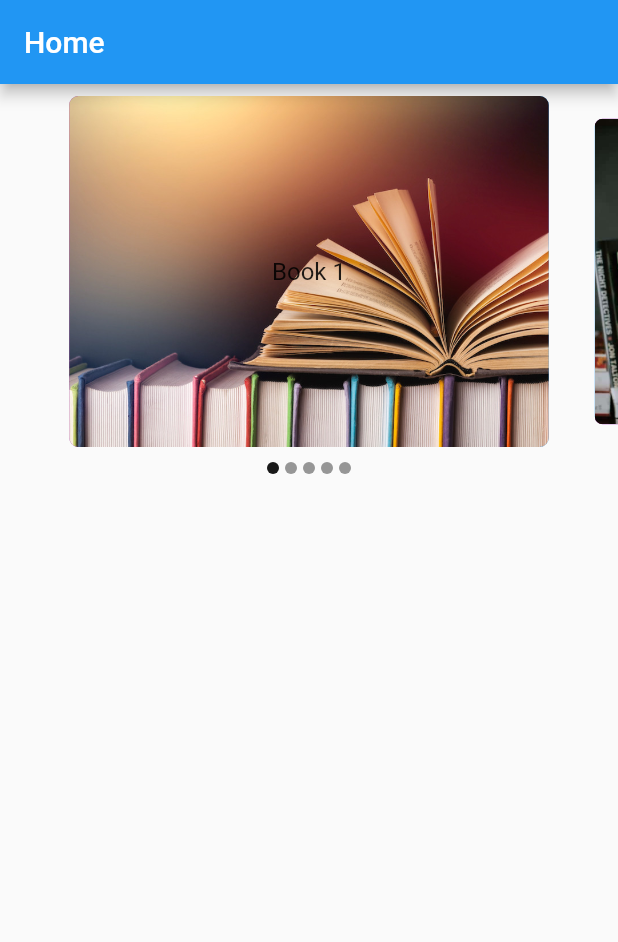
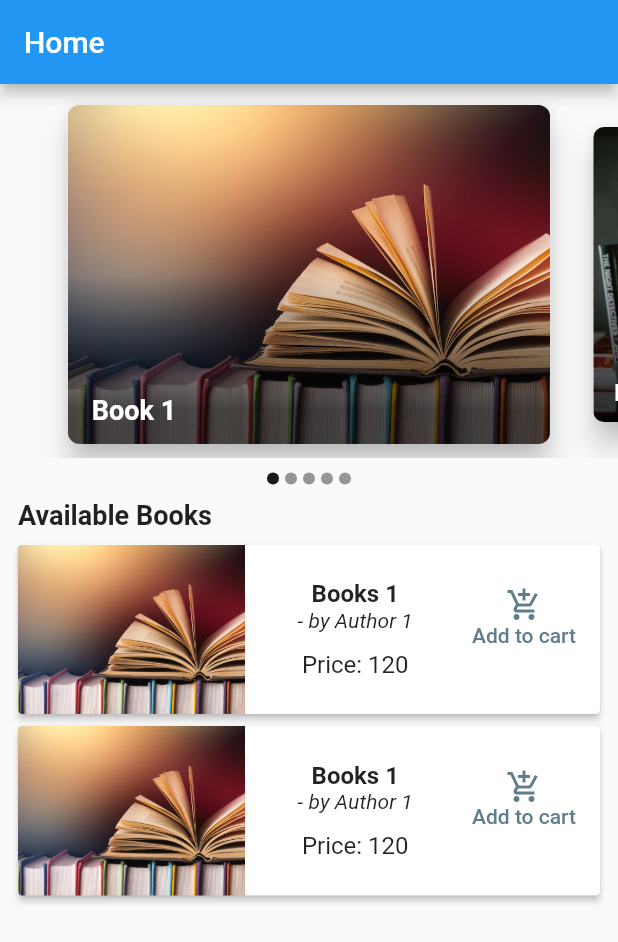
Before and after one commit to Nova-Corp/Book-Invent, a Flutter app: the screen it shows after launch, on a phone screen of 412 x 824 dp. Shown: the top 942 px of the screen. Run offline on Flutter 3.47's test engine with Material 2 defaults, Android fonts, the phone set to English and light mode, and no system bars; drawn by our look-alikes of carousel_slider.

Commit message:
Books list UI created done.

```diff
--- a/lib/screens/home/home_page.dart
+++ b/lib/screens/home/home_page.dart
@@ -1,5 +1,8 @@
 import 'package:flutter/material.dart';
 import 'package:carousel_slider/carousel_slider.dart';
+import 'widgets/dot_indicator_widget.dart';
+import 'widgets/available_book_list.dart';
+import 'widgets/home_book_slide_card.dart';
 
 class HomePage extends StatefulWidget {
   @override
@@ -9,6 +12,7 @@ class HomePage extends StatefulWidget {
 class _HomePageState extends State<HomePage> {
   int _current = 0;
   List _imageList = [1, 2, 3, 4, 5];
+
   @override
   Widget build(BuildContext context) {
     return MaterialApp(
@@ -17,12 +21,15 @@ class _HomePageState extends State<HomePage> {
         appBar: AppBar(
           title: Text('Home'),
         ),
-        body: Column(
+        body: SingleChildScrollView(
+          child: Column(
             children: [
               SizedBox(
-              height: 8,
+                height: 5,
               ),
-            CarouselSlider(
+              Container(
+                height: 244.0,
+                child: CarouselSlider(
                   options: CarouselOptions(
                       height: 234.0,
                       autoPlay: true,
@@ -36,63 +43,32 @@ class _HomePageState extends State<HomePage> {
                         });
                       }),
                   items: _imageList.map((i) {
-                return Builder(
-                  builder: (BuildContext context) {
-                    return Container(
-                        width: MediaQuery.of(context).size.width,
-                        margin: EdgeInsets.symmetric(horizontal: 5.0),
-                        decoration: BoxDecoration(
-                            borderRadius: BorderRadius.circular(6),
-                            gradient: LinearGradient(
-                              begin: Alignment.bottomLeft,
-                              end: Alignment.bottomRight,
-                              colors: [
-                                Colors.purple,
-                                Colors.blue
-                              ], // whitish to gray
-                              tileMode: TileMode
-                                  .repeated, // repeats the gradient over the canvas
+                    return getHomeBookSlideCard(i);
+                  }).toList(),
                 ),
-                            image: DecorationImage(
-                              image: AssetImage('asset/books/book_$i.jpg'),
-                              fit: BoxFit.cover,
-                            )),
-                        child: Center(
-                          child: Text(
-                            'Book $i',
-                            style: TextStyle(fontSize: 16.0),
-                          ),
-                        ));
-                  },
-                );
-              }).toList(),
               ),
               Row(
                   mainAxisAlignment: MainAxisAlignment.center,
-                children: getDotIndicatorForSlide())
+                  children: getDotIndicatorForSlide(_imageList, _current)),
+              Row(
+                children: [
+                  SizedBox(
+                    width: 12,
+                  ),
+                  Text(
+                    'Available Books',
+                    style: TextStyle(fontSize: 18, fontWeight: FontWeight.bold),
+                  ),
                 ],
+              ),
+              SizedBox(
+                height: 5,
+              ),
+              getAvailableBookList()
+            ],
+          ),
         ),
       ),
     );
   }
-
-  List<Container> getDotIndicatorForSlide() {
-    var indicatorList = List<Container>();
-
-    _imageList.forEach((i) {
-      var cont = Container(
-        width: 8.0,
-        height: 8.0,
-        margin: EdgeInsets.symmetric(vertical: 10.0, horizontal: 2.0),
-        decoration: BoxDecoration(
-            shape: BoxShape.circle,
-            color: _current == i - 1
-                ? Color.fromRGBO(0, 0, 0, 0.9)
-                : Color.fromRGBO(0, 0, 0, 0.4)),
-      );
-      indicatorList.add(cont);
-    });
-
-    return indicatorList;
 }
-}
--- /dev/null
+++ b/lib/screens/home/widgets/available_book_list.dart
@@ -0,0 +1,81 @@
+import 'package:flutter/material.dart';
+
+ListView getAvailableBookList() {
+  return ListView.builder(
+    scrollDirection: Axis.vertical,
+    shrinkWrap: true,
+    physics: NeverScrollableScrollPhysics(),
+    itemCount: 2,
+    itemBuilder: (context, position) {
+      return Container(
+        margin: EdgeInsets.only(left: 8, right: 8),
+        height: 121,
+        child: Card(
+          clipBehavior: Clip.antiAliasWithSaveLayer,
+          elevation: 2,
+          shape: RoundedRectangleBorder(borderRadius: BorderRadius.circular(3)),
+          child: Row(
+            children: [
+              Container(
+                width: 151,
+                height: 121,
+                child: Image.asset(
+                  'asset/books/book_1.jpg',
+                  fit: BoxFit.cover,
+                ),
+              ),
+              SizedBox(
+                width: 12,
+              ),
+              Flexible(
+                fit: FlexFit.tight,
+                child: Column(
+                  mainAxisAlignment: MainAxisAlignment.center,
+                  children: [
+                    Text(
+                      'Books 1',
+                      maxLines: 2,
+                      style:
+                          TextStyle(fontWeight: FontWeight.bold, fontSize: 16),
+                    ),
+                    Text(
+                      '- by Author 1',
+                      maxLines: 2,
+                      style:
+                          TextStyle(fontStyle: FontStyle.italic, fontSize: 14),
+                    ),
+                    SizedBox(
+                      height: 12,
+                    ),
+                    Text(
+                      'Price: 120',
+                      style: TextStyle(fontSize: 16),
+                    ),
+                  ],
+                ),
+              ),
+              Container(
+                height: 56,
+                child: FlatButton(
+                  onPressed: () => {},
+                  child: Column(
+                    children: [
+                      Icon(
+                        Icons.add_shopping_cart,
+                        color: Colors.blueGrey,
+                      ),
+                      Text(
+                        'Add to cart',
+                        style: TextStyle(color: Colors.blueGrey),
+                      )
+                    ],
+                  ),
+                ),
+              ),
+            ],
+          ),
+        ),
+      );
+    },
+  );
+}
--- /dev/null
+++ b/lib/screens/home/widgets/dot_indicator_widget.dart
@@ -0,0 +1,19 @@
+import 'package:flutter/material.dart';
+
+List<Container> getDotIndicatorForSlide(List _imageList, int _current) {
+  var indicatorList = List<Container>();
+  _imageList.forEach((i) {
+    var cont = Container(
+      width: 8.0,
+      height: 8.0,
+      margin: EdgeInsets.symmetric(vertical: 10.0, horizontal: 2.0),
+      decoration: BoxDecoration(
+          shape: BoxShape.circle,
+          color: _current == i - 1
+              ? Color.fromRGBO(0, 0, 0, 0.9)
+              : Color.fromRGBO(0, 0, 0, 0.4)),
+    );
+    indicatorList.add(cont);
+  });
+  return indicatorList;
+}
--- /dev/null
+++ b/lib/screens/home/widgets/home_book_slide_card.dart
@@ -0,0 +1,42 @@
+import 'package:flutter/material.dart';
+
+Builder getHomeBookSlideCard(int i) {
+  return Builder(
+    builder: (BuildContext context) {
+      return Card(
+          clipBehavior: Clip.antiAliasWithSaveLayer,
+          elevation: 8,
+          shape: RoundedRectangleBorder(borderRadius: BorderRadius.circular(8)),
+          child: Stack(
+            children: <Widget>[
+              Image.asset(
+                'asset/books/book_$i.jpg',
+                height: MediaQuery.of(context).size.height,
+                width: MediaQuery.of(context).size.width,
+                fit: BoxFit.cover,
+              ),
+              Container(
+                decoration: BoxDecoration(
+                    gradient: LinearGradient(
+                  begin: Alignment.bottomCenter,
+                  end: Alignment.topCenter,
+                  colors: [Colors.black.withOpacity(0.7), Colors.transparent],
+                  stops: [0.1, 0.5],
+                )),
+              ),
+              Positioned(
+                bottom: 12,
+                left: 16,
+                child: Text(
+                  "Book $i",
+                  style: TextStyle(
+                      fontWeight: FontWeight.bold,
+                      fontSize: 18,
+                      color: Colors.white),
+                ),
+              )
+            ],
+          ));
+    },
+  );
+}
```
Lines whose indentation alone changed are shown as unchanged.
